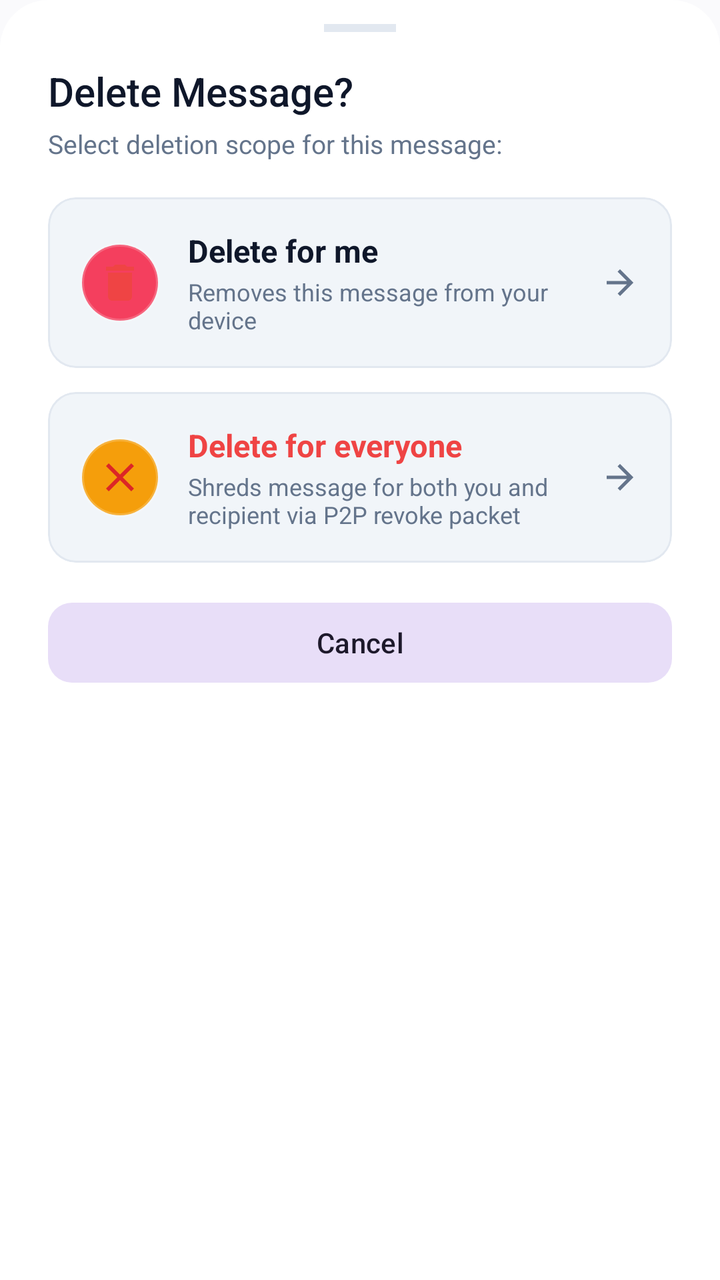
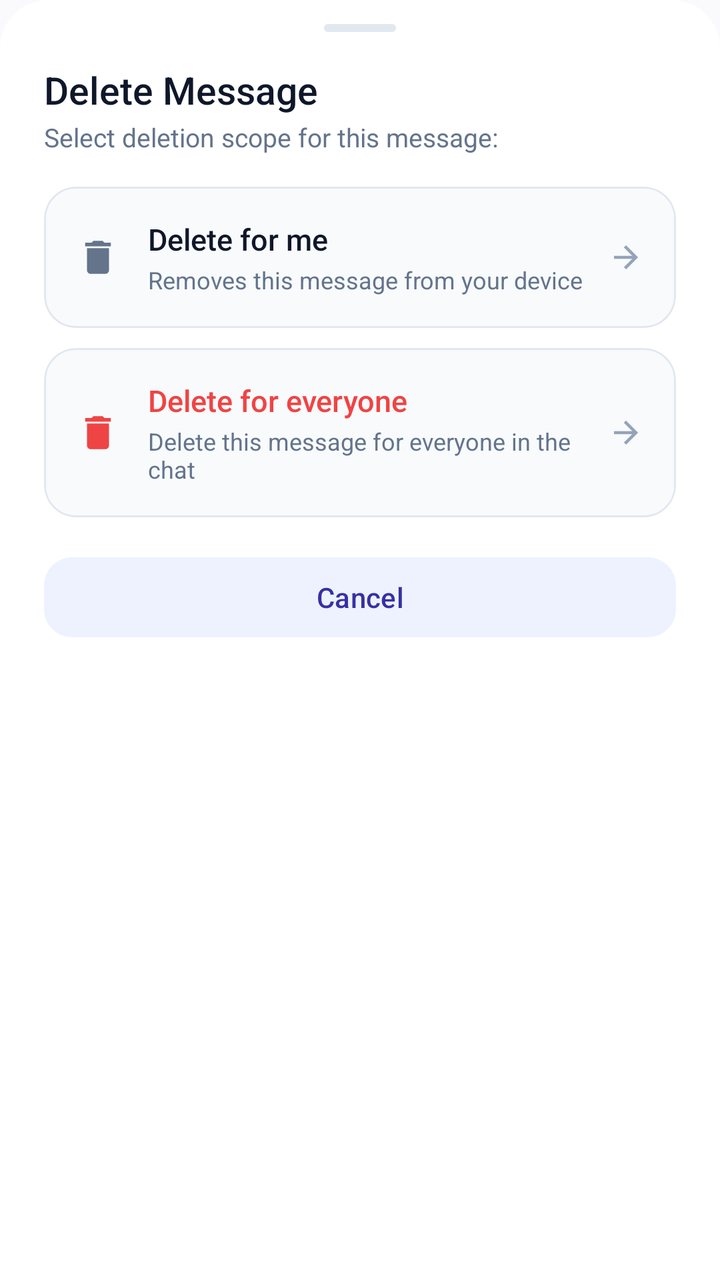

Compare the two renders of this Android layout. The source of the first and the diff that turns it into the second are given below.
<!-- AndroidManifest.xml: application theme Theme.VEIL -->
<!-- res/layout/dialog_message_delete_sheet.xml -->
<?xml version="1.0" encoding="utf-8"?>
<LinearLayout xmlns:android="http://schemas.android.com/apk/res/android"
    xmlns:app="http://schemas.android.com/apk/res-auto"
    android:layout_width="match_parent"
    android:layout_height="wrap_content"
    android:orientation="vertical"
    android:background="@drawable/bottom_sheet_background"
    android:paddingStart="24dp"
    android:paddingEnd="24dp"
    android:paddingTop="12dp"
    android:paddingBottom="28dp">

    
    <View
        android:layout_width="36dp"
        android:layout_height="4dp"
        android:background="@color/colorOutline"
        android:layout_gravity="center_horizontal"
        android:layout_marginBottom="16dp" />

    <TextView
        android:layout_width="wrap_content"
        android:layout_height="wrap_content"
        android:text="Delete Message?"
        android:textColor="@color/textPrimary"
        android:textSize="20sp"
        android:fontFamily="sans-serif-medium"
        android:layout_marginBottom="4dp" />

    <TextView
        android:layout_width="wrap_content"
        android:layout_height="wrap_content"
        android:text="Select deletion scope for this message:"
        android:textColor="@color/textSecondary"
        android:textSize="13sp"
        android:layout_marginBottom="18dp" />

    
    <com.google.android.material.card.MaterialCardView
        android:id="@+id/cardDeleteForMe"
        android:layout_width="match_parent"
        android:layout_height="wrap_content"
        app:cardCornerRadius="14dp"
        app:cardElevation="0dp"
        app:strokeWidth="1dp"
        app:strokeColor="@color/colorOutline"
        app:cardBackgroundColor="@color/surfaceVariant"
        android:clickable="true"
        android:focusable="true"
        android:layout_marginBottom="12dp">

        <LinearLayout
            android:layout_width="match_parent"
            android:layout_height="wrap_content"
            android:orientation="horizontal"
            android:gravity="center_vertical"
            android:padding="16dp">

            <ImageView
                android:layout_width="40dp"
                android:layout_height="40dp"
                android:padding="8dp"
                android:src="@drawable/ic_delete"
                android:tint="#EF4444"
                android:background="@drawable/bg_swatch_rose" />

            <LinearLayout
                android:layout_width="0dp"
                android:layout_height="wrap_content"
                android:layout_weight="1"
                android:orientation="vertical"
                android:layout_marginStart="14dp">

                <TextView
                    android:layout_width="wrap_content"
                    android:layout_height="wrap_content"
                    android:text="Delete for me"
                    android:textColor="@color/textPrimary"
                    android:textSize="15.5sp"
                    android:textStyle="bold" />

                <TextView
                    android:layout_width="wrap_content"
                    android:layout_height="wrap_content"
                    android:text="Removes this message from your device"
                    android:textColor="@color/textSecondary"
                    android:textSize="12sp"
                    android:layout_marginTop="2dp" />
            </LinearLayout>

            <ImageView
                android:layout_width="20dp"
                android:layout_height="20dp"
                android:src="@drawable/ic_arrow_forward"
                android:tint="@color/textSecondary" />
        </LinearLayout>
    </com.google.android.material.card.MaterialCardView>

    
    <com.google.android.material.card.MaterialCardView
        android:id="@+id/cardDeleteForEveryone"
        android:layout_width="match_parent"
        android:layout_height="wrap_content"
        app:cardCornerRadius="14dp"
        app:cardElevation="0dp"
        app:strokeWidth="1dp"
        app:strokeColor="@color/colorOutline"
        app:cardBackgroundColor="@color/surfaceVariant"
        android:clickable="true"
        android:focusable="true"
        android:layout_marginBottom="16dp">

        <LinearLayout
            android:layout_width="match_parent"
            android:layout_height="wrap_content"
            android:orientation="horizontal"
            android:gravity="center_vertical"
            android:padding="16dp">

            <ImageView
                android:layout_width="40dp"
                android:layout_height="40dp"
                android:padding="8dp"
                android:src="@drawable/ic_close"
                android:tint="#DC2626"
                android:background="@drawable/bg_swatch_amber" />

            <LinearLayout
                android:layout_width="0dp"
                android:layout_height="wrap_content"
                android:layout_weight="1"
                android:orientation="vertical"
                android:layout_marginStart="14dp">

                <TextView
                    android:layout_width="wrap_content"
                    android:layout_height="wrap_content"
                    android:text="Delete for everyone"
                    android:textColor="#EF4444"
                    android:textSize="15.5sp"
                    android:textStyle="bold" />

                <TextView
                    android:layout_width="wrap_content"
                    android:layout_height="wrap_content"
                    android:text="Shreds message for both you and recipient via P2P revoke packet"
                    android:textColor="@color/textSecondary"
                    android:textSize="12sp"
                    android:layout_marginTop="2dp" />
            </LinearLayout>

            <ImageView
                android:layout_width="20dp"
                android:layout_height="20dp"
                android:src="@drawable/ic_arrow_forward"
                android:tint="@color/textSecondary" />
        </LinearLayout>
    </com.google.android.material.card.MaterialCardView>

    
    <com.google.android.material.button.MaterialButton
        android:id="@+id/btnCancelDelete"
        style="@style/Widget.Material3.Button.TonalButton"
        android:layout_width="match_parent"
        android:layout_height="48dp"
        android:text="Cancel"
        app:cornerRadius="12dp" />

</LinearLayout>
<!-- resources referenced by this layout -->
<resources>
  <color name="colorOutline">#E2E8F0</color>
  <color name="surfaceVariant">#F1F5F9</color>
  <color name="textPrimary">#0F172A</color>
  <color name="textSecondary">#64748B</color>
  <!-- drawable bg_swatch_amber (drawable) -->
  <?xml version="1.0" encoding="utf-8"?>
  <shape xmlns:android="http://schemas.android.com/apk/res/android"
      android:shape="oval">
      <solid android:color="#F59E0B" />
      <stroke android:width="2dp" android:color="#33FFFFFF" />
  </shape>
  <!-- drawable bg_swatch_rose (drawable) -->
  <?xml version="1.0" encoding="utf-8"?>
  <shape xmlns:android="http://schemas.android.com/apk/res/android"
      android:shape="oval">
      <solid android:color="#F43F5E" />
      <stroke android:width="2dp" android:color="#33FFFFFF" />
  </shape>
  <!-- drawable ic_close (drawable) -->
  <vector xmlns:android="http://schemas.android.com/apk/res/android"
      android:width="24dp"
      android:height="24dp"
      android:viewportWidth="24"
      android:viewportHeight="24">
      <path
          android:fillColor="@color/text_primary"
          android:pathData="M19,6.41L17.59,5 12,10.59 6.41,5 5,6.41 10.59,12 5,17.59 6.41,19 12,13.41 17.59,19 19,17.59 13.41,12z"/>
  </vector>
  <color name="colorSurface">#FFFFFF</color>
  <color name="text_primary">#0F172A</color>
  <style name="Base.Theme.VEIL" parent="Theme.Material3.DayNight.NoActionBar">
          <item name="android:statusBarColor">@android:color/transparent</item>
          <item name="android:navigationBarColor">@android:color/transparent</item>
          <item name="android:windowLightStatusBar" tools:targetApi="m">true</item>
          <item name="colorPrimary">@color/colorPrimary</item>
          <item name="colorOnPrimary">@color/colorOnPrimary</item>
          <item name="colorPrimaryContainer">@color/colorPrimaryContainer</item>
          <item name="colorOnPrimaryContainer">@color/colorOnPrimaryContainer</item>
          <item name="colorSurface">@color/colorSurface</item>
          <item name="colorSurfaceVariant">@color/colorSurfaceVariant</item>
          <item name="colorOutline">@color/colorOutline</item>
          <item name="android:colorBackground">@color/colorBackground</item>
          <item name="bottomSheetDialogTheme">@style/ModernBottomSheetDialogTheme</item>
      </style>
  <color name="colorPrimary">#4F46E5</color>
  <color name="colorOnPrimary">#FFFFFF</color>
  <color name="colorSurfaceVariant">#F1F5F9</color>
  <color name="colorBackground">#FAFAFC</color>
  <!-- unchanged entries left out for length: 8 -->
</resources>

<!-- the commit's change to res/layout/dialog_message_delete_sheet.xml (unified diff, before → after) -->
@@ -3,96 +3,94 @@
     xmlns:app="http://schemas.android.com/apk/res-auto"
     android:layout_width="match_parent"
     android:layout_height="wrap_content"
+    android:background="@drawable/bottom_sheet_background"
     android:orientation="vertical"
-    android:background="@drawable/bottom_sheet_background"
-    android:paddingStart="24dp"
-    android:paddingEnd="24dp"
+    android:paddingStart="22dp"
     android:paddingTop="12dp"
-    android:paddingBottom="28dp">
+    android:paddingEnd="22dp"
+    android:paddingBottom="26dp">
 
     
     <View
         android:layout_width="36dp"
         android:layout_height="4dp"
-        android:background="@color/colorOutline"
         android:layout_gravity="center_horizontal"
-        android:layout_marginBottom="16dp" />
+        android:layout_marginBottom="16dp"
+        android:background="@drawable/bg_persona_drag_handle" />
 
     <TextView
         android:layout_width="wrap_content"
         android:layout_height="wrap_content"
-        android:text="Delete Message?"
+        android:fontFamily="sans-serif-medium"
+        android:text="Delete Message"
         android:textColor="@color/textPrimary"
-        android:textSize="20sp"
-        android:fontFamily="sans-serif-medium"
-        android:layout_marginBottom="4dp" />
+        android:textSize="19sp" />
 
     <TextView
         android:layout_width="wrap_content"
         android:layout_height="wrap_content"
+        android:layout_marginTop="2dp"
+        android:layout_marginBottom="16dp"
         android:text="Select deletion scope for this message:"
         android:textColor="@color/textSecondary"
-        android:textSize="13sp"
-        android:layout_marginBottom="18dp" />
+        android:textSize="13sp" />
 
     
     <com.google.android.material.card.MaterialCardView
         android:id="@+id/cardDeleteForMe"
         android:layout_width="match_parent"
         android:layout_height="wrap_content"
-        app:cardCornerRadius="14dp"
-        app:cardElevation="0dp"
-        app:strokeWidth="1dp"
-        app:strokeColor="@color/colorOutline"
-        app:cardBackgroundColor="@color/surfaceVariant"
+        android:layout_marginBottom="10dp"
         android:clickable="true"
         android:focusable="true"
-        android:layout_marginBottom="12dp">
+        app:cardBackgroundColor="@color/colorSurfaceContainerLow"
+        app:cardCornerRadius="16dp"
+        app:cardElevation="0dp"
+        app:strokeColor="@color/colorOutline"
+        app:strokeWidth="1dp">
 
         <LinearLayout
             android:layout_width="match_parent"
             android:layout_height="wrap_content"
+            android:gravity="center_vertical"
             android:orientation="horizontal"
-            android:gravity="center_vertical"
             android:padding="16dp">
 
             <ImageView
-                android:layout_width="40dp"
-                android:layout_height="40dp"
-                android:padding="8dp"
+                android:layout_width="22dp"
+                android:layout_height="22dp"
                 android:src="@drawable/ic_delete"
-                android:tint="#EF4444"
-                android:background="@drawable/bg_swatch_rose" />
+                app:tint="@color/textSecondary" />
 
             <LinearLayout
                 android:layout_width="0dp"
                 android:layout_height="wrap_content"
+                android:layout_marginStart="14dp"
                 android:layout_weight="1"
-                android:orientation="vertical"
-                android:layout_marginStart="14dp">
+                android:orientation="vertical">
 
                 <TextView
                     android:layout_width="wrap_content"
                     android:layout_height="wrap_content"
+                    android:fontFamily="sans-serif-medium"
                     android:text="Delete for me"
                     android:textColor="@color/textPrimary"
-                    android:textSize="15.5sp"
-                    android:textStyle="bold" />
+                    android:textSize="15sp" />
 
                 <TextView
                     android:layout_width="wrap_content"
                     android:layout_height="wrap_content"
+                    android:layout_marginTop="2dp"
                     android:text="Removes this message from your device"
                     android:textColor="@color/textSecondary"
-                    android:textSize="12sp"
-                    android:layout_marginTop="2dp" />
+                    android:textSize="12sp" />
             </LinearLayout>
 
             <ImageView
-                android:layout_width="20dp"
-                android:layout_height="20dp"
+                android:layout_width="18dp"
+                android:layout_height="18dp"
                 android:src="@drawable/ic_arrow_forward"
-                android:tint="@color/textSecondary" />
+                app:tint="@color/textTertiary" />
         </LinearLayout>
     </com.google.android.material.card.MaterialCardView>
 
@@ -101,59 +99,57 @@
         android:id="@+id/cardDeleteForEveryone"
         android:layout_width="match_parent"
         android:layout_height="wrap_content"
-        app:cardCornerRadius="14dp"
-        app:cardElevation="0dp"
-        app:strokeWidth="1dp"
-        app:strokeColor="@color/colorOutline"
-        app:cardBackgroundColor="@color/surfaceVariant"
+        android:layout_marginBottom="16dp"
         android:clickable="true"
         android:focusable="true"
-        android:layout_marginBottom="16dp">
+        app:cardBackgroundColor="@color/colorSurfaceContainerLow"
+        app:cardCornerRadius="16dp"
+        app:cardElevation="0dp"
+        app:strokeColor="@color/colorOutline"
+        app:strokeWidth="1dp">
 
         <LinearLayout
             android:layout_width="match_parent"
             android:layout_height="wrap_content"
+            android:gravity="center_vertical"
             android:orientation="horizontal"
-            android:gravity="center_vertical"
             android:padding="16dp">
 
             <ImageView
-                android:layout_width="40dp"
-                android:layout_height="40dp"
-                android:padding="8dp"
-                android:src="@drawable/ic_close"
-                android:tint="#DC2626"
-                android:background="@drawable/bg_swatch_amber" />
+                android:layout_width="22dp"
+                android:layout_height="22dp"
+                android:src="@drawable/ic_delete"
+                app:tint="#EF4444" />
 
             <LinearLayout
                 android:layout_width="0dp"
                 android:layout_height="wrap_content"
+                android:layout_marginStart="14dp"
                 android:layout_weight="1"
-                android:orientation="vertical"
-                android:layout_marginStart="14dp">
+                android:orientation="vertical">
 
                 <TextView
                     android:layout_width="wrap_content"
                     android:layout_height="wrap_content"
+                    android:fontFamily="sans-serif-medium"
                     android:text="Delete for everyone"
                     android:textColor="#EF4444"
-                    android:textSize="15.5sp"
-                    android:textStyle="bold" />
+                    android:textSize="15sp" />
 
                 <TextView
                     android:layout_width="wrap_content"
                     android:layout_height="wrap_content"
-                    android:text="Shreds message for both you and recipient via P2P revoke packet"
+                    android:layout_marginTop="2dp"
+                    android:text="Delete this message for everyone in the chat"
                     android:textColor="@color/textSecondary"
-                    android:textSize="12sp"
-                    android:layout_marginTop="2dp" />
+                    android:textSize="12sp" />
             </LinearLayout>
 
             <ImageView
-                android:layout_width="20dp"
-                android:layout_height="20dp"
+                android:layout_width="18dp"
+                android:layout_height="18dp"
                 android:src="@drawable/ic_arrow_forward"
-                android:tint="@color/textSecondary" />
+                app:tint="@color/textTertiary" />
         </LinearLayout>
     </com.google.android.material.card.MaterialCardView>
 
@@ -163,7 +159,9 @@
         style="@style/Widget.Material3.Button.TonalButton"
         android:layout_width="match_parent"
         android:layout_height="48dp"
+        android:fontFamily="sans-serif-medium"
         android:text="Cancel"
-        app:cornerRadius="12dp" />
+        android:textSize="14sp"
+        app:cornerRadius="14dp" />
 
 </LinearLayout>
<!-- resource entries referenced after the edit -->
@@ -1,33 +1,17 @@
 <!-- resources referenced by this layout -->
 <resources>
   <color name="colorOutline">#E2E8F0</color>
-  <color name="surfaceVariant">#F1F5F9</color>
+  <color name="colorSurfaceContainerLow">#F8FAFC</color>
   <color name="textPrimary">#0F172A</color>
   <color name="textSecondary">#64748B</color>
-  <!-- drawable bg_swatch_amber (drawable) -->
+  <color name="textTertiary">#94A3B8</color>
+  <!-- drawable bg_persona_drag_handle (drawable) -->
   <?xml version="1.0" encoding="utf-8"?>
   <shape xmlns:android="http://schemas.android.com/apk/res/android"
-      android:shape="oval">
-      <solid android:color="#F59E0B" />
-      <stroke android:width="2dp" android:color="#33FFFFFF" />
+      android:shape="rectangle">
+      <solid android:color="@color/colorOutline" />
+      <corners android:radius="2dp" />
   </shape>
-  <!-- drawable bg_swatch_rose (drawable) -->
-  <?xml version="1.0" encoding="utf-8"?>
-  <shape xmlns:android="http://schemas.android.com/apk/res/android"
-      android:shape="oval">
-      <solid android:color="#F43F5E" />
-      <stroke android:width="2dp" android:color="#33FFFFFF" />
-  </shape>
-  <!-- drawable ic_close (drawable) -->
-  <vector xmlns:android="http://schemas.android.com/apk/res/android"
-      android:width="24dp"
-      android:height="24dp"
-      android:viewportWidth="24"
-      android:viewportHeight="24">
-      <path
-          android:fillColor="@color/text_primary"
-          android:pathData="M19,6.41L17.59,5 12,10.59 6.41,5 5,6.41 10.59,12 5,17.59 6.41,19 12,13.41 17.59,19 19,17.59 13.41,12z"/>
-  </vector>
   <color name="colorSurface">#FFFFFF</color>
   <color name="text_primary">#0F172A</color>
   <style name="Base.Theme.VEIL" parent="Theme.Material3.DayNight.NoActionBar">
@@ -38,15 +22,48 @@
           <item name="colorOnPrimary">@color/colorOnPrimary</item>
           <item name="colorPrimaryContainer">@color/colorPrimaryContainer</item>
           <item name="colorOnPrimaryContainer">@color/colorOnPrimaryContainer</item>
+          <item name="colorSecondary">@color/colorSecondary</item>
+          <item name="colorOnSecondary">@color/colorOnSecondary</item>
+          <item name="colorSecondaryContainer">@color/colorSecondaryContainer</item>
+          <item name="colorOnSecondaryContainer">@color/colorOnSecondaryContainer</item>
+          <item name="colorTertiary">@color/colorTertiary</item>
+          <item name="colorOnTertiary">@color/colorOnTertiary</item>
+          <item name="colorTertiaryContainer">@color/colorTertiaryContainer</item>
+          <item name="colorOnTertiaryContainer">@color/colorOnTertiaryContainer</item>
           <item name="colorSurface">@color/colorSurface</item>
+          <item name="colorOnSurface">@color/colorOnSurface</item>
           <item name="colorSurfaceVariant">@color/colorSurfaceVariant</item>
+          <item name="colorOnSurfaceVariant">@color/colorOnSurfaceVariant</item>
+          <item name="colorSurfaceDim">@color/colorSurfaceDim</item>
+          <item name="colorSurfaceBright">@color/colorSurfaceBright</item>
+          <item name="colorSurfaceContainerLowest">@color/colorSurfaceContainerLowest</item>
+          <item name="colorSurfaceContainerLow">@color/colorSurfaceContainerLow</item>
+          <item name="colorSurfaceContainer">@color/colorSurfaceContainer</item>
+          <item name="colorSurfaceContainerHigh">@color/colorSurfaceContainerHigh</item>
+          <item name="colorSurfaceContainerHighest">@color/colorSurfaceContainerHighest</item>
           <item name="colorOutline">@color/colorOutline</item>
           <item name="android:colorBackground">@color/colorBackground</item>
           <item name="bottomSheetDialogTheme">@style/ModernBottomSheetDialogTheme</item>
       </style>
   <color name="colorPrimary">#4F46E5</color>
   <color name="colorOnPrimary">#FFFFFF</color>
+  <color name="colorSecondary">#0D9488</color>
+  <color name="colorOnSecondary">#FFFFFF</color>
+  <color name="colorSecondaryContainer">#EEF2FF</color>
+  <color name="colorOnSecondaryContainer">#3730A3</color>
+  <color name="colorTertiary">#06B6D4</color>
+  <color name="colorOnTertiary">#FFFFFF</color>
+  <color name="colorTertiaryContainer">#ECFEFF</color>
+  <color name="colorOnTertiaryContainer">#155E75</color>
+  <color name="colorOnSurface">#0F172A</color>
   <color name="colorSurfaceVariant">#F1F5F9</color>
+  <color name="colorOnSurfaceVariant">#475569</color>
+  <color name="colorSurfaceDim">#E2E8F0</color>
+  <color name="colorSurfaceBright">#FFFFFF</color>
+  <color name="colorSurfaceContainerLowest">#FFFFFF</color>
+  <color name="colorSurfaceContainer">#F1F5F9</color>
+  <color name="colorSurfaceContainerHigh">#E2E8F0</color>
+  <color name="colorSurfaceContainerHighest">#CBD5E1</color>
   <color name="colorBackground">#FAFAFC</color>
   <!-- unchanged entries left out for length: 8 -->
 </resources>
